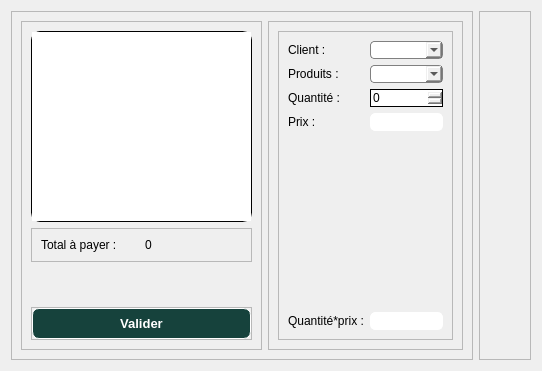
Totelof10/tsena, file ajoutvente.ui: the form before one commit.
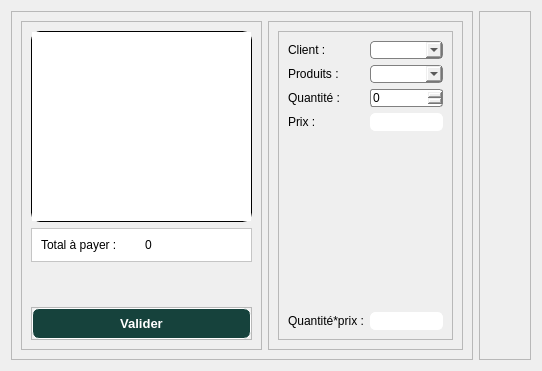
The form after the commit. Icons and pictures are not drawn.

The edit to the form file:
```diff
--- a/ajoutvente.ui
+++ b/ajoutvente.ui
@@ -50,6 +50,9 @@
          </item>
          <item>
           <widget class="QFrame" name="frame_7">
+           <property name="styleSheet">
+            <string notr="true">background-color: rgb(255, 255, 255);</string>
+           </property>
            <property name="frameShape">
             <enum>QFrame::Shape::StyledPanel</enum>
            </property>
@@ -204,8 +207,8 @@
             <item row="2" column="1">
              <widget class="QSpinBox" name="spinBoxQuantite">
               <property name="styleSheet">
-               <string notr="true">border: 1px solid black;
-border-raduis: 3px;</string>
+               <string notr="true">border: 1px solid grey;
+border-radius: 3px;</string>
               </property>
               <property name="maximum">
                <number>999999999</number>
```
